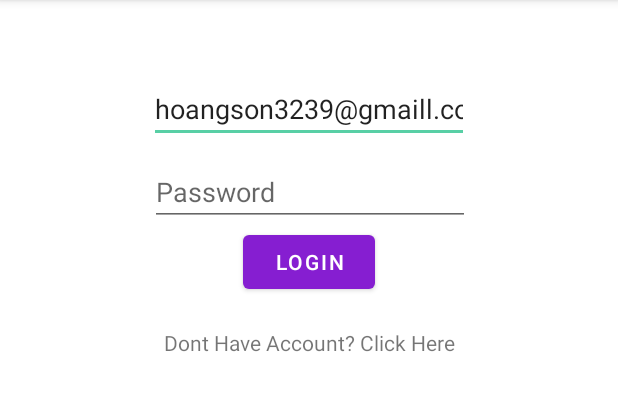
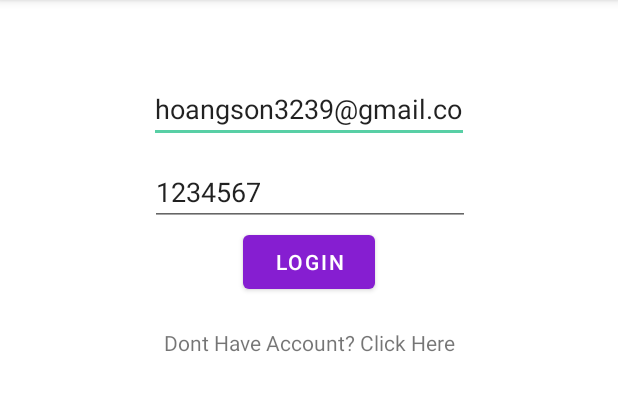
Before and after one commit to onebabyq/Lab_Mobile, an Android app: the screen it shows after launch (LoginActivity), on a phone screen of 412 x 824 dp, the part 84-495 px from its top. Run offline under Robolectric (Android 15) with nearby library versions, the phone set to English and light mode, and no system bars; our stand-ins replace Firebase (no records; nobody signed in at launch, a user with empty details on screens opened directly).

Commit message:
Update activity_login.xml

```diff
--- a/Lab_ThuongKi/app/src/main/res/layout/activity_login.xml
+++ b/Lab_ThuongKi/app/src/main/res/layout/activity_login.xml
@@ -12,7 +12,7 @@
         android:layout_height="wrap_content"
         android:layout_marginTop="50dp"
         android:ems="10"
-        android:text="hoangson3239@gmaill.com"
+        android:text="hoangson3239@gmail.com"
         android:hint="Email"
         android:inputType="textPersonName"
         app:layout_constraintEnd_toEndOf="parent"
@@ -25,7 +25,7 @@
         android:layout_height="wrap_content"
         android:layout_marginTop="10dp"
         android:ems="10"
-        android:text=""
+        android:text="1234567"
         android:hint="Password"
         android:inputType="textPersonName"
         app:layout_constraintEnd_toEndOf="parent"
```
